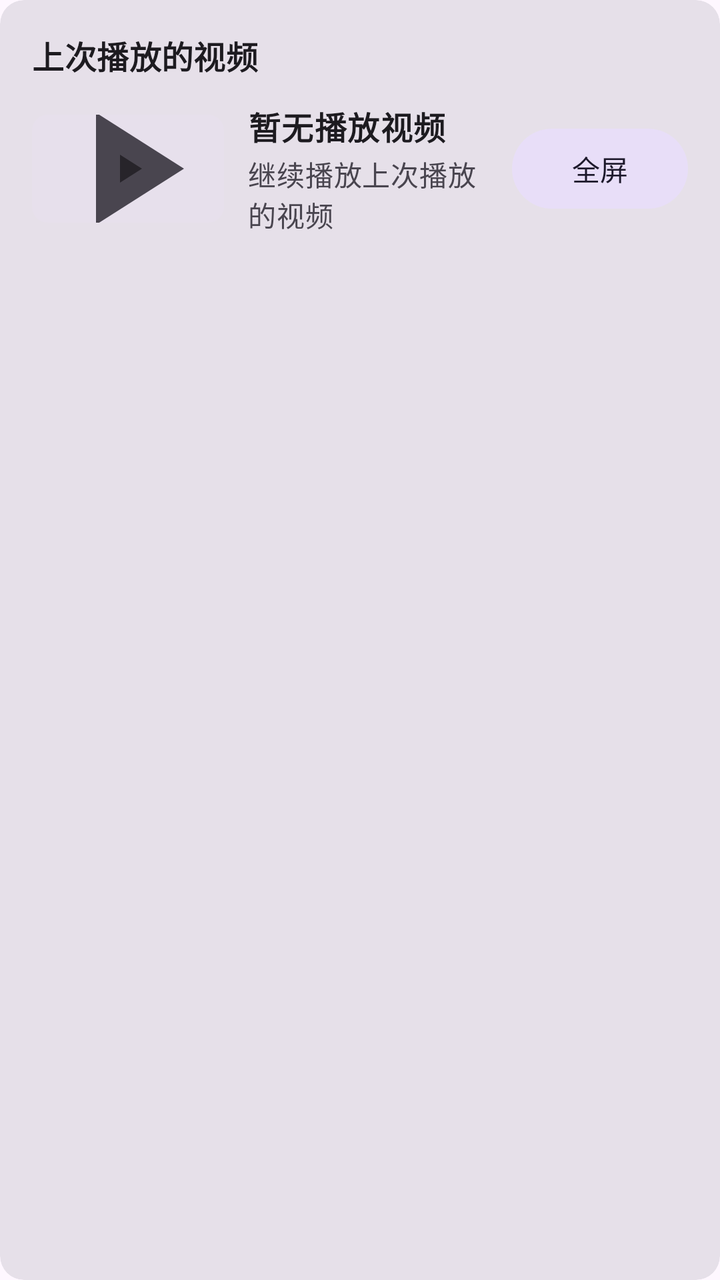
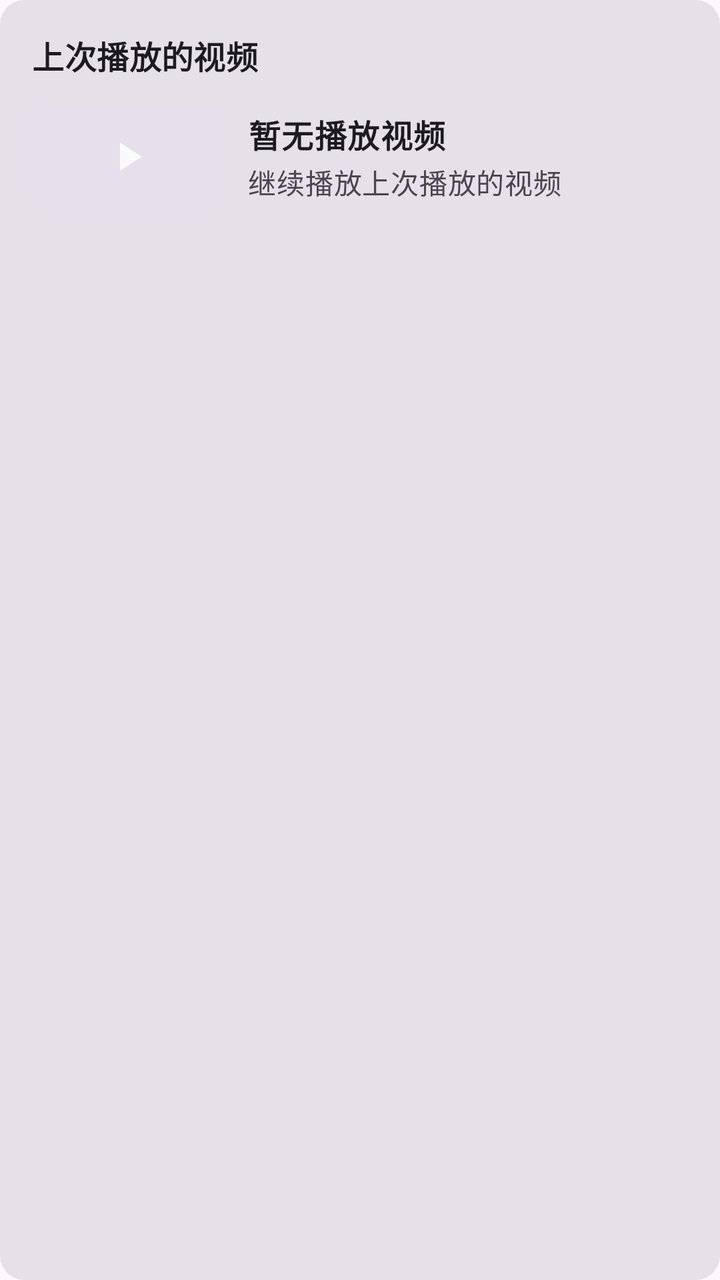

The first picture is an Android layout as it rendered before a commit; the second is the same layout after the commit. The layout source and the unified diff follow.
<!-- AndroidManifest.xml: application theme Theme.MyMedia -->
<!-- res/layout/include_home_video_card.xml -->
<?xml version="1.0" encoding="utf-8"?>
<com.google.android.material.card.MaterialCardView xmlns:android="http://schemas.android.com/apk/res/android"
    xmlns:app="http://schemas.android.com/apk/res-auto"
    android:id="@+id/card_video_play"
    android:layout_width="match_parent"
    android:layout_height="wrap_content"
    android:layout_marginBottom="@dimen/dimens_16"
    style="@style/Widget.Material3.CardView.Filled"
    app:cardCornerRadius="@dimen/dimens_12"
    app:cardElevation="@dimen/dimens_0">

    <LinearLayout
        android:layout_width="match_parent"
        android:layout_height="wrap_content"
        android:orientation="vertical"
        android:padding="@dimen/dimens_16">

        
        <TextView
            android:layout_width="wrap_content"
            android:layout_height="wrap_content"
            android:text="上次播放的视频"
            android:textAppearance="?attr/textAppearanceTitleMedium"
            android:textStyle="bold"
            android:layout_marginBottom="@dimen/dimens_12" />

        
        <LinearLayout
            android:layout_width="match_parent"
            android:layout_height="wrap_content"
            android:orientation="horizontal"
            android:gravity="center_vertical">

            
            <FrameLayout
                android:layout_width="wrap_content"
                android:layout_height="wrap_content"
                android:layout_marginEnd="@dimen/dimens_12">

                <com.google.android.material.imageview.ShapeableImageView
                    android:id="@+id/iv_video_cover"
                    android:layout_width="@dimen/dimens_96"
                    android:layout_height="@dimen/dimens_54"
                    android:background="?attr/colorSurfaceVariant"
                    android:scaleType="centerCrop"
                    android:src="@drawable/ic_play"
                    app:shapeAppearanceOverlay="@style/ShapeAppearance.Material3.Corner.Small" />

                
                <ImageView
                    android:layout_width="@dimen/dimens_24"
                    android:layout_height="@dimen/dimens_24"
                    android:layout_gravity="center"
                    android:src="@drawable/ic_play"
                    app:tint="?attr/colorOnSurface"
                    android:alpha="0.8" />
            </FrameLayout>

            
            <LinearLayout
                android:layout_width="@dimen/dimens_0"
                android:layout_height="wrap_content"
                android:layout_weight="1"
                android:orientation="vertical">

                <TextView
                    android:id="@+id/tv_video_title"
                    android:layout_width="wrap_content"
                    android:layout_height="wrap_content"
                    android:text="暂无播放视频"
                    android:textAppearance="?attr/textAppearanceBodyLarge"
                    android:textStyle="bold"
                    android:ellipsize="end"
                    android:singleLine="true" />

                <TextView
                    android:id="@+id/tv_video_progress"
                    android:layout_width="wrap_content"
                    android:layout_height="wrap_content"
                    android:text="继续播放上次播放的视频"
                    android:textAppearance="?attr/textAppearanceBodyMedium"
                    android:textColor="?android:attr/textColorSecondary"
                    android:layout_marginTop="@dimen/dimens_2" />
            </LinearLayout>

            
            <com.google.android.material.button.MaterialButton
                android:id="@+id/btn_video_fullscreen"
                android:layout_width="wrap_content"
                android:layout_height="wrap_content"
                android:text="全屏"
                style="@style/Widget.Material3.Button.TonalButton"
                android:layout_marginStart="@dimen/dimens_8" />
        </LinearLayout>

    </LinearLayout>
</com.google.android.material.card.MaterialCardView>
<!-- resources referenced by this layout -->
<resources>
  <dimen name="dimens_0">0dp</dimen>
  <dimen name="dimens_12">12dp</dimen>
  <dimen name="dimens_16">16dp</dimen>
  <dimen name="dimens_2">2dp</dimen>
  <dimen name="dimens_24">24dp</dimen>
  <dimen name="dimens_54">54dp</dimen>
  <dimen name="dimens_8">8dp</dimen>
  <dimen name="dimens_96">96dp</dimen>
  <!-- drawable ic_play (drawable) -->
  <vector xmlns:android="http://schemas.android.com/apk/res/android"
      android:width="24dp"
      android:height="24dp"
      android:viewportWidth="24"
      android:viewportHeight="24"
      android:tint="?attr/colorControlNormal">
    <path
        android:fillColor="@android:color/white"
        android:pathData="M8,5v14l11,-7z"/>
  </vector>
  <style name="Theme.MyMedia" parent="Theme.Material3.DayNight.NoActionBar">
          
      </style>
</resources>

<!-- the commit's change to res/layout/include_home_video_card.xml (unified diff, before → after) -->
@@ -43,7 +43,6 @@
                     android:layout_height="@dimen/dimens_54"
                     android:background="?attr/colorSurfaceVariant"
                     android:scaleType="centerCrop"
-                    android:src="@drawable/ic_play"
                     app:shapeAppearanceOverlay="@style/ShapeAppearance.Material3.Corner.Small" />
 
                 
@@ -51,8 +50,7 @@
                     android:layout_width="@dimen/dimens_24"
                     android:layout_height="@dimen/dimens_24"
                     android:layout_gravity="center"
-                    android:src="@drawable/ic_play"
-                    app:tint="?attr/colorOnSurface"
+                    android:src="@drawable/ic_play_white"
                     android:alpha="0.8" />
             </FrameLayout>
 
@@ -82,15 +80,6 @@
                     android:textColor="?android:attr/textColorSecondary"
                     android:layout_marginTop="@dimen/dimens_2" />
             </LinearLayout>
-
-            
-            <com.google.android.material.button.MaterialButton
-                android:id="@+id/btn_video_fullscreen"
-                android:layout_width="wrap_content"
-                android:layout_height="wrap_content"
-                android:text="全屏"
-                style="@style/Widget.Material3.Button.TonalButton"
-                android:layout_marginStart="@dimen/dimens_8" />
         </LinearLayout>
 
     </LinearLayout>
<!-- resource entries referenced after the edit -->
@@ -6,15 +6,13 @@
   <dimen name="dimens_2">2dp</dimen>
   <dimen name="dimens_24">24dp</dimen>
   <dimen name="dimens_54">54dp</dimen>
-  <dimen name="dimens_8">8dp</dimen>
   <dimen name="dimens_96">96dp</dimen>
-  <!-- drawable ic_play (drawable) -->
+  <!-- drawable ic_play_white (drawable) -->
   <vector xmlns:android="http://schemas.android.com/apk/res/android"
       android:width="24dp"
       android:height="24dp"
       android:viewportWidth="24"
-      android:viewportHeight="24"
-      android:tint="?attr/colorControlNormal">
+      android:viewportHeight="24">
     <path
         android:fillColor="@android:color/white"
         android:pathData="M8,5v14l11,-7z"/>
